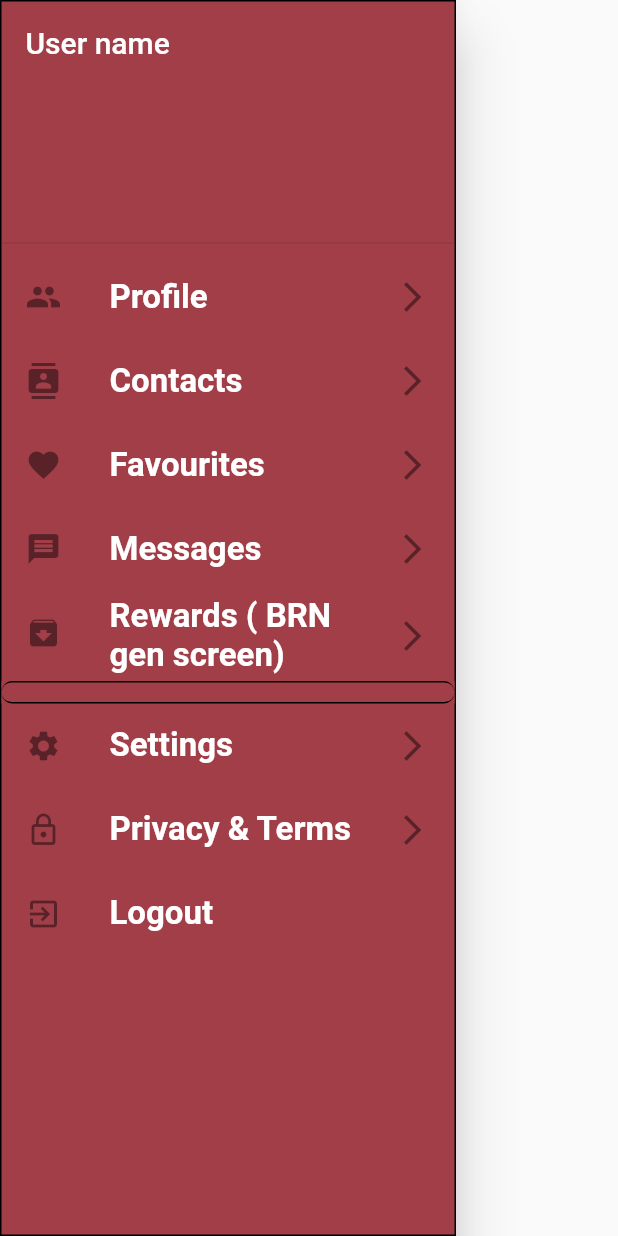
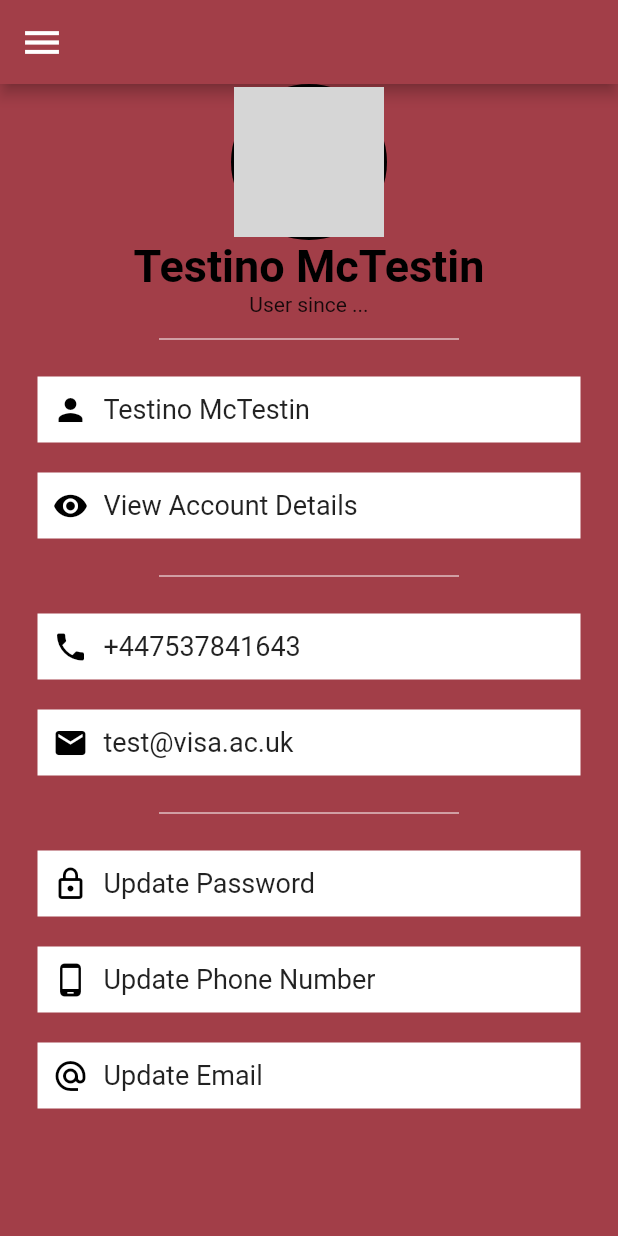
Before and after one commit to Kevmetv2/pyggy_bank, a Flutter app: the NavDrawer widget shown alone on an empty page, opened directly, after a tap on "Profile", on a phone screen of 412 x 824 dp. Run offline on Flutter 3.47's test engine with Material 2 defaults, Android fonts, the light colour scheme and no system bars; our stand-ins replace cloud_firestore, firebase_auth, google_sign_in, toast; missing offline and left inert: barcode_scan, esys_flutter_share; accounts and stored records are empty; network calls fail; grey boxes are pictures that could not be loaded.

Commit message:
profile added

```diff
--- a/lib/models/message_model.dart
+++ b/lib/models/message_model.dart
@@ -19,10 +19,10 @@ class Message {
 
 // YOU - current user
 final User currentUser = User(
-  uid: "user id",
-  displayName: 'Current User',
-  photoUrl: 'https://i.pravatar.cc/150?img=3',
-);
+    uid: "user id",
+    displayName: 'Testino McTestin',
+    photoUrl: 'https://i.pravatar.cc/150?img=3',
+    email: "test@visa.ac.uk");
 
 // USERS
 final User greg = User(
--- a/lib/pages/generate.dart
+++ b/lib/pages/generate.dart
@@ -2,6 +2,7 @@ import 'dart:convert';
 import 'dart:typed_data';
 import 'dart:ui';
 
+import 'package:esys_flutter_share/esys_flutter_share.dart';
 import 'package:flutter/material.dart';
 import 'package:flutter/rendering.dart';
 import 'package:flutter/services.dart';
@@ -12,6 +13,7 @@ class GenScreen extends StatefulWidget {
 }
 
 var data2 = {"groupid": "Maria", "main": "maria", "time": "17/01/2020"};
+var hello = "Maria says help";
 var testdata = "testdata";
 GlobalKey globalKey = new GlobalKey();
 
@@ -43,7 +45,7 @@ class _GenState extends State<GenScreen> {
                 child: RepaintBoundary(
                   key: globalKey,
                   child: Image.network(
-                      "https://api.qrserver.com/v1/create-qr-code/?size=250x250&data=$data2"),
+                      "https://api.qrserver.com/v1/create-qr-code/?size=250x250&data=$hello"),
                 ),
               ),
               height: 300,
@@ -69,10 +71,11 @@ class _GenState extends State<GenScreen> {
       var pngBytes = byteData.buffer.asUint8List();
       var bs64 = base64Encode(pngBytes);
       debugPrint(bs64.length.toString());
-      //FlutterShareFile.shareImage(path, fileName)
-      return pngBytes;
+      await Share.file(
+          'esys image', 'esys.png', pngBytes.buffer.asUint8List(), 'image/png',
+          text: 'My optional text.');
     } catch (e) {
-      print(e.toString());
+      print('error: $e');
     }
   }
 }
--- a/lib/pages/home_screen.dart
+++ b/lib/pages/home_screen.dart
@@ -65,13 +65,12 @@ class _HomeScreenState extends State<HomeScreen> {
 
   @override
   Widget build(BuildContext context) {
+    return OrientationBuilder(
+      builder: (context, orientation) {
         return Scaffold(
           drawer: NavDrawer(),
           body: _children[_page],
-
           bottomNavigationBar: new CupertinoTabBar(
-
-
             items: <BottomNavigationBarItem>[
               new BottomNavigationBarItem(
                   icon: new Icon(Icons.home,
@@ -89,12 +88,12 @@ class _HomeScreenState extends State<HomeScreen> {
                   title: new Container(height: 0.0),
                   backgroundColor: Colors.white),
               new BottomNavigationBarItem(
-              icon: new Icon(Icons.star,
+                  icon: new Icon(Icons.add_circle_outline,
                       color: (_page == 3) ? Colors.black : Colors.grey),
                   title: new Container(height: 0.0),
                   backgroundColor: Colors.white),
               new BottomNavigationBarItem(
-              icon: new Icon(Icons.person,
+                  icon: new Icon(Icons.star,
                       color: (_page == 4) ? Colors.black : Colors.grey),
                   title: new Container(height: 0.0),
                   backgroundColor: Colors.white),
@@ -104,7 +103,7 @@ class _HomeScreenState extends State<HomeScreen> {
             activeColor: Colors.orange,
           ),
         );
+      },
+    );
   }
-
-
 }
--- /dev/null
+++ b/lib/pages/notifcation_screen.dart
@@ -0,0 +1,9 @@
+import 'package:flutter/material.dart';
+import 'package:pyggybank/bloc/drawer_bloc.dart';
+
+class NotificationScreen extends StatelessWidget with DrawerStates {
+  @override
+  Widget build(BuildContext context) {
+    return Container(color: Theme.of(context).accentColor);
+  }
+}
--- /dev/null
+++ b/lib/pages/payment_screen.dart
@@ -0,0 +1,14 @@
+import 'package:flutter/cupertino.dart';
+
+class PayScreen extends StatefulWidget {
+  @override
+  _PayState createState() => new _PayState();
+}
+
+class _PayState extends State<PayScreen> {
+  @override
+  Widget build(BuildContext context) {
+    // TODO: implement build
+    throw UnimplementedError();
+  }
+}
--- /dev/null
+++ b/lib/pages/user_profile_screen.dart
@@ -0,0 +1,197 @@
+import 'package:flutter/cupertino.dart';
+import 'package:flutter/material.dart';
+import 'package:pyggybank/bloc/drawer_bloc.dart';
+import 'package:pyggybank/models/message_model.dart';
+import 'package:pyggybank/widgets/nav-drawer.dart';
+
+class UserProfileScreen extends StatelessWidget with DrawerStates {
+  @override
+  Widget build(BuildContext context) {
+    return Scaffold(
+        appBar: AppBar(
+          leading: IconButton(
+            icon: Icon(Icons.menu),
+            iconSize: 30.0,
+            color: Colors.white,
+            onPressed: () {
+              Scaffold.of(context).openDrawer();
+            },
+          ),
+        ),
+        drawer: NavDrawer(),
+        backgroundColor: Theme.of(context).primaryColor,
+        body: SingleChildScrollView(
+          child: Column(
+            mainAxisAlignment: MainAxisAlignment.center,
+            children: <Widget>[
+              CircleAvatar(
+                radius: 52,
+                backgroundColor: Colors.black,
+                child: CircleAvatar(
+                  radius: 50,
+                  backgroundImage: NetworkImage(currentUser.photoUrl),
+                ),
+              ),
+              Text(
+                currentUser.displayName,
+                style: TextStyle(
+                    fontSize: 30,
+                    fontWeight: FontWeight.bold,
+                    color: Colors.black),
+              ),
+              Text(
+                "User since ...",
+                style: TextStyle(fontWeight: FontWeight.w400),
+              ),
+              SizedBox(
+                height: 30,
+                width: 200,
+                child: Divider(
+                  color: Colors.white,
+                ),
+              ),
+              Container(
+                padding: EdgeInsets.all(10.0),
+                margin: EdgeInsets.symmetric(vertical: 10.0, horizontal: 25.0),
+                color: Colors.white,
+                child: Row(
+                  children: <Widget>[
+                    Icon(
+                      Icons.person,
+                      color: Colors.black,
+                    ),
+                    SizedBox(width: 10),
+                    Text(
+                      currentUser.displayName,
+                      style: TextStyle(fontSize: 18.0),
+                    )
+                  ],
+                ),
+              ),
+              Container(
+                padding: EdgeInsets.all(10.0),
+                margin: EdgeInsets.symmetric(vertical: 10.0, horizontal: 25.0),
+                color: Colors.white,
+                child: Row(
+                  children: <Widget>[
+                    Icon(
+                      Icons.remove_red_eye,
+                      color: Colors.black,
+                    ),
+                    SizedBox(width: 10),
+                    Text(
+                      "View Account Details",
+                      style: TextStyle(fontSize: 18.0),
+                    )
+                  ],
+                ),
+              ),
+              SizedBox(
+                height: 30,
+                width: 200,
+                child: Divider(
+                  color: Colors.white,
+                ),
+              ),
+              Container(
+                padding: EdgeInsets.all(10.0),
+                margin: EdgeInsets.symmetric(vertical: 10.0, horizontal: 25.0),
+                color: Colors.white,
+                child: Row(
+                  children: <Widget>[
+                    Icon(
+                      Icons.phone,
+                      color: Colors.black,
+                    ),
+                    SizedBox(width: 10),
+                    Text(
+                      "+447537841643",
+                      style: TextStyle(fontSize: 18.0),
+                    )
+                  ],
+                ),
+              ),
+              Container(
+                padding: EdgeInsets.all(10.0),
+                margin: EdgeInsets.symmetric(vertical: 10.0, horizontal: 25.0),
+                color: Colors.white,
+                child: Row(
+                  children: <Widget>[
+                    Icon(
+                      Icons.email,
+                      color: Colors.black,
+                    ),
+                    SizedBox(width: 10),
+                    Text(
+                      currentUser.email,
+                      style: TextStyle(fontSize: 18.0),
+                    )
+                  ],
+                ),
+              ),
+              SizedBox(
+                height: 30,
+                width: 200,
+                child: Divider(
+                  color: Colors.white,
+                ),
+              ),
+              Container(
+                padding: EdgeInsets.all(10.0),
+                margin: EdgeInsets.symmetric(vertical: 10.0, horizontal: 25.0),
+                color: Colors.white,
+                child: Row(
+                  children: <Widget>[
+                    Icon(
+                      Icons.lock_outline,
+                      color: Colors.black,
+                    ),
+                    SizedBox(width: 10),
+                    Text(
+                      "Update Password",
+                      style: TextStyle(fontSize: 18.0),
+                    )
+                  ],
+                ),
+              ),
+              Container(
+                padding: EdgeInsets.all(10.0),
+                margin: EdgeInsets.symmetric(vertical: 10.0, horizontal: 25.0),
+                color: Colors.white,
+                child: Row(
+                  children: <Widget>[
+                    Icon(
+                      Icons.phone_android,
+                      color: Colors.black,
+                    ),
+                    SizedBox(width: 10),
+                    Text(
+                      "Update Phone Number",
+                      style: TextStyle(fontSize: 18.0),
+                    )
+                  ],
+                ),
+              ),
+              Container(
+                padding: EdgeInsets.all(10.0),
+                margin: EdgeInsets.symmetric(vertical: 10.0, horizontal: 25.0),
+                color: Colors.white,
+                child: Row(
+                  children: <Widget>[
+                    Icon(
+                      Icons.alternate_email,
+                      color: Colors.black,
+                    ),
+                    SizedBox(width: 10),
+                    Text(
+                      "Update Email",
+                      style: TextStyle(fontSize: 18.0),
+                    )
+                  ],
+                ),
+              ),
+            ],
+          ),
+        ));
+  }
+}
--- a/lib/widgets/nav-drawer.dart
+++ b/lib/widgets/nav-drawer.dart
@@ -1,6 +1,8 @@
 import 'package:flutter/material.dart';
+import 'package:pyggybank/models/message_model.dart';
 import 'package:pyggybank/pages/generate.dart';
 import 'package:pyggybank/pages/sign_up_screen.dart';
+import 'package:pyggybank/pages/user_profile_screen.dart';
 import 'package:pyggybank/services/repository.dart';
 
 import '../services/repository.dart';
@@ -19,9 +21,26 @@ class NavDrawer extends StatelessWidget {
         child: ListView(
           children: <Widget>[
             DrawerHeader(
-              child: Text(
-                'User name ',
-                style: TextStyle(color: Colors.white, fontSize: 20),
+              child: Container(
+                child: Column(
+                  children: <Widget>[
+                    CircleAvatar(
+                      radius: 52,
+                      backgroundColor: Colors.black,
+                      child: CircleAvatar(
+                        radius: 50,
+                        backgroundImage: NetworkImage(currentUser.photoUrl),
+                      ),
+                    ),
+                    Text(
+                      currentUser.displayName,
+                      style: TextStyle(
+                          fontSize: 20,
+                          fontWeight: FontWeight.bold,
+                          color: Colors.white),
+                    ),
+                  ],
+                ),
               ),
             ),
             ListTile(
@@ -34,7 +53,12 @@ class NavDrawer extends StatelessWidget {
                     color: Colors.white),
               ),
               trailing: Icon(Icons.arrow_forward_ios),
-              onTap: () => {},
+              onTap: () => {
+                Navigator.pushReplacement(
+                    context,
+                    MaterialPageRoute(
+                        builder: (context) => UserProfileScreen()))
+              },
             ),
             ListTile(
               leading: Icon(Icons.contacts),
@@ -75,7 +99,7 @@ class NavDrawer extends StatelessWidget {
             ListTile(
               leading: Icon(Icons.archive),
               title: Text(
-                'Rewards ( BRN gen screen)',
+                'Rewards ( BRN gen screen)- will be put into groups',
                 style: TextStyle(
                     fontSize: 22.0,
                     fontWeight: FontWeight.bold,
@@ -90,7 +114,7 @@ class NavDrawer extends StatelessWidget {
             Material(
                 color: Color(0xFFa23e48),
                 child: Container(
-                    height: 15.0,
+                    height: 25.0,
                     decoration: BoxDecoration(
                       borderRadius: BorderRadius.all(Radius.circular(90.0)),
                       border: Border(
@@ -105,19 +129,6 @@ class NavDrawer extends StatelessWidget {
               leading: Icon(Icons.settings),
               title: Text(
                 'Settings',
-                style: TextStyle(
-                  fontSize: 22.0,
-                  fontWeight: FontWeight.bold,
-                  color: Colors.white,
-                ),
-              ),
-              trailing: Icon(Icons.arrow_forward_ios),
-              onTap: () => {},
-            ),
-            ListTile(
-              leading: Icon(Icons.lock_outline),
-              title: Text(
-                'Privacy & Terms',
                 style: TextStyle(
                   fontSize: 22.0,
                   fontWeight: FontWeight.bold,
```
Also changed, not shown: pubspec.yaml (+3 -4 lines). Lines whose indentation alone changed are shown as unchanged.
